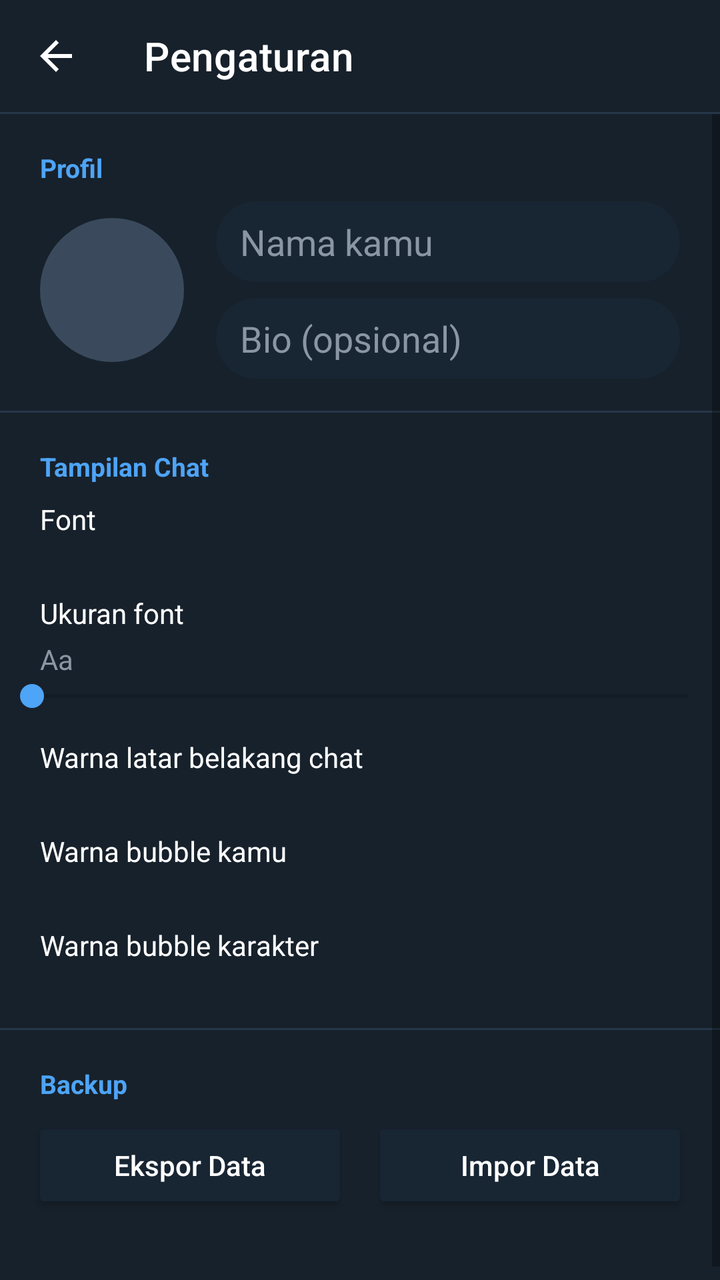
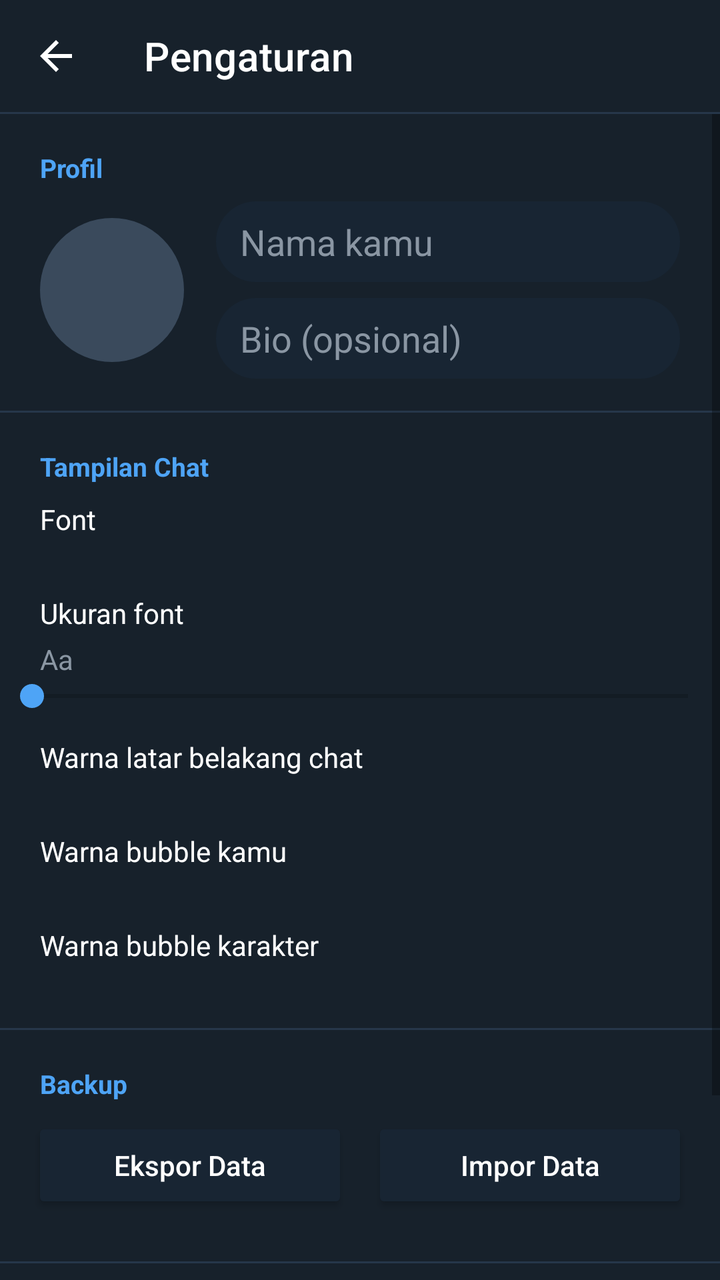

An Android layout rendered at two revisions. The XML below is the earlier revision; the diff shows what the commit changed to produce the second picture.
<!-- AndroidManifest.xml: application theme Theme.RpChat -->
<!-- res/layout/activity_settings.xml -->
<?xml version="1.0" encoding="utf-8"?>
<androidx.constraintlayout.widget.ConstraintLayout
    xmlns:android="http://schemas.android.com/apk/res/android"
    xmlns:app="http://schemas.android.com/apk/res-auto"
    android:layout_width="match_parent"
    android:layout_height="match_parent"
    android:background="@color/bg_app">

    <androidx.appcompat.widget.Toolbar
        android:id="@+id/toolbar"
        android:layout_width="0dp"
        android:layout_height="?attr/actionBarSize"
        android:background="@color/bg_app"
        app:navigationIcon="@drawable/ic_back"
        app:navigationIconTint="@color/text_primary"
        app:title="@string/settings"
        app:titleTextColor="@color/text_primary"
        app:layout_constraintTop_toTopOf="parent"
        app:layout_constraintStart_toStartOf="parent"
        app:layout_constraintEnd_toEndOf="parent" />

    <View
        android:id="@+id/headerDivider"
        android:layout_width="0dp"
        android:layout_height="1dp"
        android:background="@color/divider"
        app:layout_constraintTop_toBottomOf="@id/toolbar"
        app:layout_constraintStart_toStartOf="parent"
        app:layout_constraintEnd_toEndOf="parent" />

    <ScrollView
        android:layout_width="0dp"
        android:layout_height="0dp"
        app:layout_constraintTop_toBottomOf="@id/headerDivider"
        app:layout_constraintBottom_toBottomOf="parent"
        app:layout_constraintStart_toStartOf="parent"
        app:layout_constraintEnd_toEndOf="parent">

        <LinearLayout
            android:layout_width="match_parent"
            android:layout_height="wrap_content"
            android:orientation="vertical"
            android:paddingBottom="32dp">

            <TextView
                android:layout_width="match_parent"
                android:layout_height="wrap_content"
                android:paddingStart="20dp"
                android:paddingEnd="20dp"
                android:paddingTop="18dp"
                android:paddingBottom="8dp"
                android:text="@string/settings_profile_section"
                android:textColor="@color/accent"
                android:textStyle="bold"
                android:textSize="13sp" />

            <LinearLayout
                android:layout_width="match_parent"
                android:layout_height="wrap_content"
                android:orientation="horizontal"
                android:gravity="center_vertical"
                android:paddingStart="20dp"
                android:paddingEnd="20dp"
                android:paddingBottom="16dp">

                <ImageView
                    android:id="@+id/imgSettingsAvatar"
                    android:layout_width="72dp"
                    android:layout_height="72dp"
                    android:src="@drawable/avatar_placeholder"
                    android:scaleType="centerCrop"
                    android:background="@drawable/bg_avatar_circle"
                    android:clickable="true"
                    android:focusable="true"
                    android:contentDescription="@string/choose_avatar" />

                <LinearLayout
                    android:layout_width="0dp"
                    android:layout_height="wrap_content"
                    android:layout_weight="1"
                    android:layout_marginStart="16dp"
                    android:orientation="vertical">

                    <EditText
                        android:id="@+id/editSettingsName"
                        android:layout_width="match_parent"
                        android:layout_height="wrap_content"
                        android:hint="@string/profile_name_hint"
                        android:textColorHint="@color/text_secondary"
                        android:textColor="@color/text_primary"
                        android:inputType="textCapWords"
                        android:background="@drawable/bg_input"
                        android:paddingStart="12dp"
                        android:paddingEnd="12dp"
                        android:paddingTop="8dp"
                        android:paddingBottom="8dp" />

                    <EditText
                        android:id="@+id/editSettingsBio"
                        android:layout_width="match_parent"
                        android:layout_height="wrap_content"
                        android:layout_marginTop="8dp"
                        android:hint="@string/bio_hint"
                        android:textColorHint="@color/text_secondary"
                        android:textColor="@color/text_primary"
                        android:inputType="textCapSentences|textMultiLine"
                        android:maxLines="2"
                        android:background="@drawable/bg_input"
                        android:paddingStart="12dp"
                        android:paddingEnd="12dp"
                        android:paddingTop="8dp"
                        android:paddingBottom="8dp" />
                </LinearLayout>
            </LinearLayout>

            <View
                android:layout_width="match_parent"
                android:layout_height="1dp"
                android:background="@color/divider" />

            <TextView
                android:layout_width="match_parent"
                android:layout_height="wrap_content"
                android:paddingStart="20dp"
                android:paddingEnd="20dp"
                android:paddingTop="18dp"
                android:paddingBottom="8dp"
                android:text="@string/settings_display_section"
                android:textColor="@color/accent"
                android:textStyle="bold"
                android:textSize="13sp" />

            <TextView
                android:layout_width="match_parent"
                android:layout_height="wrap_content"
                android:paddingStart="20dp"
                android:paddingEnd="20dp"
                android:text="@string/settings_font"
                android:textColor="@color/text_primary"
                android:textSize="14sp" />

            <HorizontalScrollView
                android:layout_width="match_parent"
                android:layout_height="wrap_content"
                android:scrollbars="none">
                <LinearLayout
                    android:id="@+id/fontButtonsRow"
                    android:layout_width="wrap_content"
                    android:layout_height="wrap_content"
                    android:orientation="horizontal"
                    android:paddingStart="16dp"
                    android:paddingEnd="16dp"
                    android:paddingTop="8dp"
                    android:paddingBottom="8dp" />
            </HorizontalScrollView>

            <TextView
                android:layout_width="match_parent"
                android:layout_height="wrap_content"
                android:paddingStart="20dp"
                android:paddingEnd="20dp"
                android:paddingTop="12dp"
                android:text="@string/settings_font_size"
                android:textColor="@color/text_primary"
                android:textSize="14sp" />

            <TextView
                android:id="@+id/txtFontSizePreview"
                android:layout_width="match_parent"
                android:layout_height="wrap_content"
                android:paddingStart="20dp"
                android:paddingEnd="20dp"
                android:paddingTop="4dp"
                android:text="Aa"
                android:textColor="@color/text_secondary" />

            <SeekBar
                android:id="@+id/seekFontSize"
                android:layout_width="match_parent"
                android:layout_height="wrap_content"
                android:paddingStart="16dp"
                android:paddingEnd="16dp"
                android:max="12" />

            <TextView
                android:layout_width="match_parent"
                android:layout_height="wrap_content"
                android:paddingStart="20dp"
                android:paddingEnd="20dp"
                android:paddingTop="12dp"
                android:text="@string/settings_chat_bg"
                android:textColor="@color/text_primary"
                android:textSize="14sp" />

            <HorizontalScrollView
                android:layout_width="match_parent"
                android:layout_height="wrap_content"
                android:scrollbars="none">
                <LinearLayout
                    android:id="@+id/chatBgRow"
                    android:layout_width="wrap_content"
                    android:layout_height="wrap_content"
                    android:orientation="horizontal"
                    android:paddingStart="16dp"
                    android:paddingEnd="16dp"
                    android:paddingTop="8dp"
                    android:paddingBottom="8dp" />
            </HorizontalScrollView>

            <TextView
                android:layout_width="match_parent"
                android:layout_height="wrap_content"
                android:paddingStart="20dp"
                android:paddingEnd="20dp"
                android:paddingTop="12dp"
                android:text="@string/settings_bubble_self"
                android:textColor="@color/text_primary"
                android:textSize="14sp" />

            <HorizontalScrollView
                android:layout_width="match_parent"
                android:layout_height="wrap_content"
                android:scrollbars="none">
                <LinearLayout
                    android:id="@+id/bubbleSelfRow"
                    android:layout_width="wrap_content"
                    android:layout_height="wrap_content"
                    android:orientation="horizontal"
                    android:paddingStart="16dp"
                    android:paddingEnd="16dp"
                    android:paddingTop="8dp"
                    android:paddingBottom="8dp" />
            </HorizontalScrollView>

            <TextView
                android:layout_width="match_parent"
                android:layout_height="wrap_content"
                android:paddingStart="20dp"
                android:paddingEnd="20dp"
                android:paddingTop="12dp"
                android:text="@string/settings_bubble_other"
                android:textColor="@color/text_primary"
                android:textSize="14sp" />

            <HorizontalScrollView
                android:layout_width="match_parent"
                android:layout_height="wrap_content"
                android:scrollbars="none">
                <LinearLayout
                    android:id="@+id/bubbleOtherRow"
                    android:layout_width="wrap_content"
                    android:layout_height="wrap_content"
                    android:orientation="horizontal"
                    android:paddingStart="16dp"
                    android:paddingEnd="16dp"
                    android:paddingTop="8dp"
                    android:paddingBottom="8dp" />
            </HorizontalScrollView>

            <View
                android:layout_width="match_parent"
                android:layout_height="1dp"
                android:layout_marginTop="16dp"
                android:background="@color/divider" />

            <TextView
                android:layout_width="match_parent"
                android:layout_height="wrap_content"
                android:paddingStart="20dp"
                android:paddingEnd="20dp"
                android:paddingTop="18dp"
                android:paddingBottom="8dp"
                android:text="@string/settings_backup_section"
                android:textColor="@color/accent"
                android:textStyle="bold"
                android:textSize="13sp" />

            <LinearLayout
                android:layout_width="match_parent"
                android:layout_height="wrap_content"
                android:orientation="horizontal"
                android:paddingStart="16dp"
                android:paddingEnd="16dp"
                android:paddingBottom="8dp">

                <Button
                    android:id="@+id/btnExportData"
                    android:layout_width="0dp"
                    android:layout_height="wrap_content"
                    android:layout_weight="1"
                    android:layout_marginEnd="6dp"
                    android:text="@string/export_data"
                    android:textAllCaps="false"
                    android:textColor="@color/text_primary"
                    android:backgroundTint="@color/bubble_other" />

                <Button
                    android:id="@+id/btnImportData"
                    android:layout_width="0dp"
                    android:layout_height="wrap_content"
                    android:layout_weight="1"
                    android:layout_marginStart="6dp"
                    android:text="@string/import_data"
                    android:textAllCaps="false"
                    android:textColor="@color/text_primary"
                    android:backgroundTint="@color/bubble_other" />
            </LinearLayout>

        </LinearLayout>
    </ScrollView>

</androidx.constraintlayout.widget.ConstraintLayout>
<!-- resources referenced by this layout -->
<resources>
  <color name="accent">#4EA4F6</color>
  <color name="bg_app">#17212B</color>
  <color name="bubble_other">#182533</color>
  <color name="divider">#26374A</color>
  <color name="text_primary">#FFFFFF</color>
  <color name="text_secondary">#8A96A3</color>
  <!-- drawable avatar_placeholder (drawable) -->
  <?xml version="1.0" encoding="utf-8"?>
  <shape xmlns:android="http://schemas.android.com/apk/res/android" android:shape="oval">
      <solid android:color="#3A4A5C" />
  </shape>
  <!-- drawable bg_avatar_circle (drawable) -->
  <?xml version="1.0" encoding="utf-8"?>
  <shape xmlns:android="http://schemas.android.com/apk/res/android" android:shape="oval">
      <solid android:color="@color/bubble_other" />
  </shape>
  <!-- drawable bg_input (drawable) -->
  <?xml version="1.0" encoding="utf-8"?>
  <shape xmlns:android="http://schemas.android.com/apk/res/android">
      <solid android:color="@color/bubble_other" />
      <corners android:radius="20dp" />
  </shape>
  <!-- drawable ic_back (drawable) -->
  <vector xmlns:android="http://schemas.android.com/apk/res/android"
      android:width="24dp" android:height="24dp" android:viewportWidth="24" android:viewportHeight="24">
      <path android:fillColor="#FFFFFF" android:pathData="M20,11H7.83l5.59,-5.59L12,4l-8,8 8,8 1.41,-1.41L7.83,13H20v-2z"/>
  </vector>
  <string name="bio_hint">Bio (opsional)</string>
  <string name="choose_avatar">Pilih avatar</string>
  <string name="export_data">Ekspor Data</string>
  <string name="import_data">Impor Data</string>
  <string name="profile_name_hint">Nama kamu</string>
  <string name="settings">Pengaturan</string>
  <string name="settings_backup_section">Backup</string>
  <string name="settings_bubble_other">Warna bubble karakter</string>
  <string name="settings_bubble_self">Warna bubble kamu</string>
  <string name="settings_chat_bg">Warna latar belakang chat</string>
  <string name="settings_display_section">Tampilan Chat</string>
  <string name="settings_font">Font</string>
  <string name="settings_font_size">Ukuran font</string>
  <string name="settings_profile_section">Profil</string>
  <style name="Theme.RpChat" parent="Theme.MaterialComponents.DayNight.NoActionBar">
          <item name="colorPrimary">@color/accent</item>
          <item name="colorPrimaryDark">@color/bg_app</item>
          <item name="colorAccent">@color/accent</item>
          <item name="android:windowBackground">@color/bg_app</item>
          <item name="android:statusBarColor">@color/bg_app</item>
      </style>
</resources>

<!-- the commit's change to res/layout/activity_settings.xml (unified diff, before → after) -->
@@ -306,6 +306,41 @@
                     android:backgroundTint="@color/bubble_other" />
             </LinearLayout>
 
+            <View
+                android:layout_width="match_parent"
+                android:layout_height="1dp"
+                android:layout_marginTop="16dp"
+                android:background="@color/divider" />
+
+            <TextView
+                android:layout_width="match_parent"
+                android:layout_height="wrap_content"
+                android:paddingStart="20dp"
+                android:paddingEnd="20dp"
+                android:paddingTop="18dp"
+                android:paddingBottom="4dp"
+                android:text="@string/settings_app_identity_section"
+                android:textColor="@color/accent"
+                android:textStyle="bold"
+                android:textSize="13sp" />
+
+            <TextView
+                android:layout_width="match_parent"
+                android:layout_height="wrap_content"
+                android:paddingStart="20dp"
+                android:paddingEnd="20dp"
+                android:paddingBottom="8dp"
+                android:text="@string/app_identity_hint"
+                android:textColor="@color/text_secondary"
+                android:textSize="12sp" />
+
+            <LinearLayout
+                android:id="@+id/identityContainer"
+                android:layout_width="match_parent"
+                android:layout_height="wrap_content"
+                android:orientation="vertical"
+                android:paddingBottom="8dp" />
+
         </LinearLayout>
     </ScrollView>
 
<!-- resource entries referenced after the edit -->
@@ -27,12 +27,14 @@
       android:width="24dp" android:height="24dp" android:viewportWidth="24" android:viewportHeight="24">
       <path android:fillColor="#FFFFFF" android:pathData="M20,11H7.83l5.59,-5.59L12,4l-8,8 8,8 1.41,-1.41L7.83,13H20v-2z"/>
   </vector>
+  <string name="app_identity_hint">Ganti tampilan ikon &amp; nama aplikasi di layar utama HP. Butuh buka ulang launcher untuk melihat perubahan.</string>
   <string name="bio_hint">Bio (opsional)</string>
   <string name="choose_avatar">Pilih avatar</string>
   <string name="export_data">Ekspor Data</string>
   <string name="import_data">Impor Data</string>
   <string name="profile_name_hint">Nama kamu</string>
   <string name="settings">Pengaturan</string>
+  <string name="settings_app_identity_section">Nama &amp; Ikon Aplikasi</string>
   <string name="settings_backup_section">Backup</string>
   <string name="settings_bubble_other">Warna bubble karakter</string>
   <string name="settings_bubble_self">Warna bubble kamu</string>
